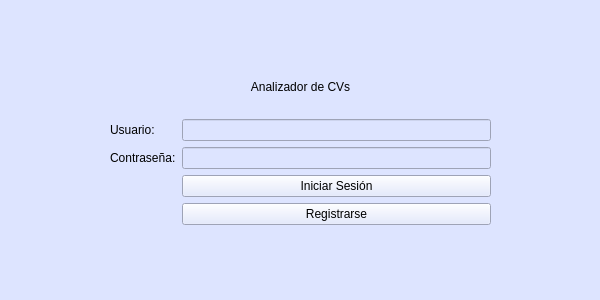
Old version of the form AnalizadorCV/widget.ui in the repository FedericoACassini/analizador-cvs.
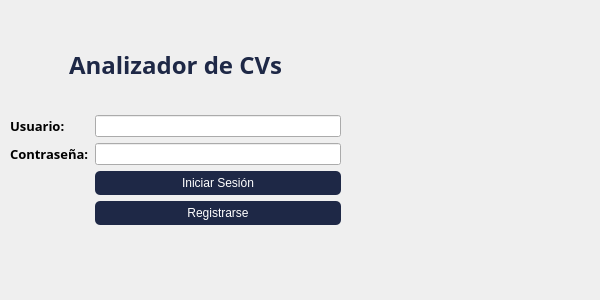
New version of the form.

Patch:
```diff
--- a/AnalizadorCV/widget.ui
+++ b/AnalizadorCV/widget.ui
@@ -17,16 +17,15 @@
    <bool>false</bool>
   </property>
   <property name="styleSheet">
-   <string notr="true">
-background-color: rgb(221, 228, 255);</string>
+   <string notr="true"/>
   </property>
   <widget class="QWidget" name="verticalLayoutWidget">
    <property name="geometry">
     <rect>
-     <x>110</x>
-     <y>60</y>
-     <width>381</width>
-     <height>185</height>
+     <x>10</x>
+     <y>20</y>
+     <width>331</width>
+     <height>225</height>
     </rect>
    </property>
    <layout class="QVBoxLayout" name="verticalLayout">
@@ -35,8 +34,15 @@
     </property>
     <item>
      <widget class="QLabel" name="label">
+      <property name="font">
+       <font>
+        <family>Arial Rounded MT</family>
+        <pointsize>18</pointsize>
+        <bold>true</bold>
+       </font>
+      </property>
       <property name="styleSheet">
-       <string notr="true">color: rgb(0, 0, 0);</string>
+       <string notr="true">color: rgb(30, 40, 70);</string>
       </property>
       <property name="text">
        <string>Analizador de CVs</string>
@@ -53,6 +59,13 @@
       </property>
       <item row="0" column="0">
        <widget class="QLabel" name="usuarioLabel">
+        <property name="font">
+         <font>
+          <family>Arial Rounded MT</family>
+          <pointsize>10</pointsize>
+          <bold>true</bold>
+         </font>
+        </property>
         <property name="styleSheet">
          <string notr="true">color: rgb(0, 0, 0);</string>
         </property>
@@ -70,6 +83,13 @@
       </item>
       <item row="1" column="0">
        <widget class="QLabel" name="passwordLabel">
+        <property name="font">
+         <font>
+          <family>Arial Rounded MT</family>
+          <pointsize>10</pointsize>
+          <bold>true</bold>
+         </font>
+        </property>
         <property name="styleSheet">
          <string notr="true">color: rgb(0, 0, 0);</string>
         </property>
@@ -90,8 +110,24 @@
       </item>
       <item row="2" column="1">
        <widget class="QPushButton" name="pushButtonLogin">
+        <property name="cursor">
+         <cursorShape>PointingHandCursor</cursorShape>
+        </property>
+        <property name="autoFillBackground">
+         <bool>false</bool>
+        </property>
         <property name="styleSheet">
-         <string notr="true">color: rgb(0, 0, 0);</string>
+         <string notr="true">QPushButton {
+    background-color: rgb(30, 40, 70);
+    color: white;
+    border-radius: 5px;
+    padding: 5px 10px;
+}
+
+QPushButton:hover {
+    background-color: rgb(50, 70, 120); 
+}
+</string>
         </property>
         <property name="text">
          <string>Iniciar Sesión</string>
@@ -101,7 +137,17 @@
       <item row="3" column="1">
        <widget class="QPushButton" name="pushButtonRegistrarse">
         <property name="styleSheet">
-         <string notr="true">color: rgb(0, 0, 0);</string>
+         <string notr="true">QPushButton {
+    background-color: rgb(30, 40, 70);
+    color: white;
+    border-radius: 5px;
+    padding: 5px 10px;
+}
+
+QPushButton:hover {
+    background-color: rgb(50, 70, 120); 
+}
+</string>
         </property>
         <property name="text">
          <string>Registrarse</string>
```
Left out of the diff: 26 changed lines with no effect on the pictures.
